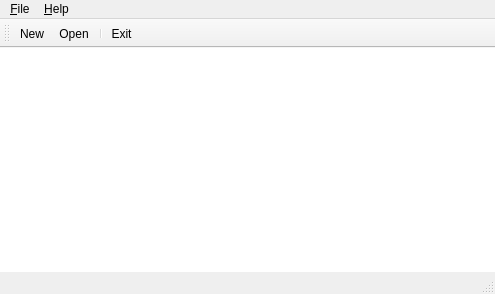
The window that tools/qtsourceview/demos/demo1/mainwindow1.ui (diegoiast/qtsourceview) describes before a commit, drawn with Qt 5.
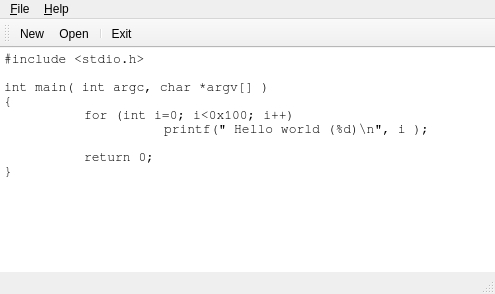
The same window after the commit.

Commit message:
demo1 now shows a basic hello program vim syntax has been fine tuned, same for turbo
all demos now output into the root of the project once again

```diff
--- a/tools/qtsourceview/demos/demo1/mainwindow1.ui
+++ b/tools/qtsourceview/demos/demo1/mainwindow1.ui
@@ -45,6 +45,9 @@
       <property name="lineWrapMode" >
        <enum>QTextEdit::NoWrap</enum>
       </property>
+      <property name="html" >
+       <string>&lt;html>&lt;head>&lt;meta name="qrichtext" content="1" />&lt;/head>&lt;body style=" white-space: pre-wrap; font-family:FreeMono; font-size:10pt; font-weight:400; font-style:normal; text-decoration:none;">&lt;p style=" margin-top:0px; margin-bottom:0px; margin-left:0px; margin-right:0px; -qt-block-indent:0; text-indent:0px;">#include &amp;lt;stdio.h&amp;gt;&lt;/p>&lt;p style="-qt-paragraph-type:empty; margin-top:0px; margin-bottom:0px; margin-left:0px; margin-right:0px; -qt-block-indent:0; text-indent:0px;">&lt;/p>&lt;p style=" margin-top:0px; margin-bottom:0px; margin-left:0px; margin-right:0px; -qt-block-indent:0; text-indent:0px;">int main( int argc, char *argv[] )&lt;/p>&lt;p style=" margin-top:0px; margin-bottom:0px; margin-left:0px; margin-right:0px; -qt-block-indent:0; text-indent:0px;">{&lt;/p>&lt;p style=" margin-top:0px; margin-bottom:0px; margin-left:0px; margin-right:0px; -qt-block-indent:0; text-indent:0px;">	for (int i=0; i&amp;lt;0x100; i++)&lt;/p>&lt;p style=" margin-top:0px; margin-bottom:0px; margin-left:0px; margin-right:0px; -qt-block-indent:0; text-indent:0px;">		printf(" Hello world (%d)\n", i );&lt;/p>&lt;p style=" margin-top:0px; margin-bottom:0px; margin-left:0px; margin-right:0px; -qt-block-indent:0; text-indent:0px;">	&lt;/p>&lt;p style=" margin-top:0px; margin-bottom:0px; margin-left:0px; margin-right:0px; -qt-block-indent:0; text-indent:0px;">	return 0;&lt;/p>&lt;p style=" margin-top:0px; margin-bottom:0px; margin-left:0px; margin-right:0px; -qt-block-indent:0; text-indent:0px;">}&lt;/p>&lt;/body>&lt;/html></string>
+      </property>
       <property name="acceptRichText" >
        <bool>false</bool>
       </property>
```
Left out of the diff: 2 changed lines with no effect on the pictures. The commit also changes 6 other files.
